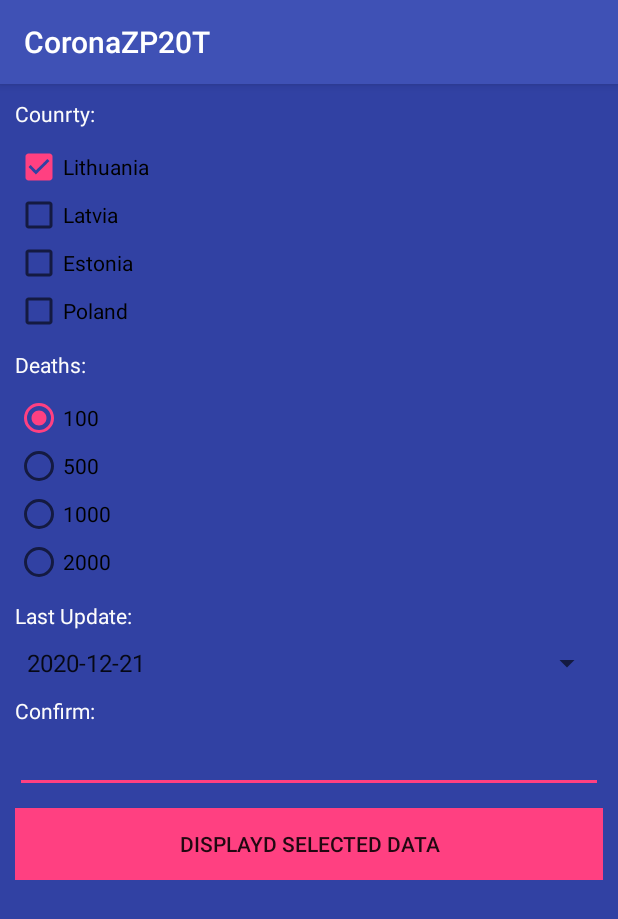
After one commit to linaskitm/JAVA-android-corona-app, an Android app: the NewEntryActivity screen opened directly, with no data from a screen before it, on a phone screen of 412 x 824 dp. The commit adds this screen. Shown: the top 919 px of the screen. Run offline under Robolectric (Android 15) with nearby library versions, the phone set to English and light mode, and no system bars.

Commit message:
NewEntryActivity interface added

```diff
--- a/app/src/main/AndroidManifest.xml
+++ b/app/src/main/AndroidManifest.xml
@@ -1,6 +1,7 @@
 <?xml version="1.0" encoding="utf-8"?>
 <manifest xmlns:android="http://schemas.android.com/apk/res/android"
     package="com.corona.coronazp20t">
+
     <uses-permission android:name="android.permission.INTERNET" />
 
     <application
@@ -10,6 +11,7 @@
         android:roundIcon="@mipmap/ic_launcher_round"
         android:supportsRtl="true"
         android:theme="@style/AppTheme">
+        <activity android:name=".NewEntryActivity"></activity>
 
         <meta-data
             android:name="android.app.default_searchable"
@@ -22,16 +24,16 @@
                 <action android:name="android.intent.action.SEARCH" />
                 <action android:name="android.intent.action.VIEW" />
             </intent-filter>
+
             <meta-data
                 android:name="android.app.searchable"
                 android:resource="@xml/searchable" />
         </activity>
-
-        <activity android:name=".RegisterActivity"/>
-
+        <activity android:name=".RegisterActivity" />
         <activity android:name=".LoginActivity">
             <intent-filter>
                 <action android:name="android.intent.action.MAIN" />
+
                 <category android:name="android.intent.category.LAUNCHER" />
             </intent-filter>
         </activity>
--- a/app/src/main/java/com/corona/coronazp20t/Adapter.java
+++ b/app/src/main/java/com/corona/coronazp20t/Adapter.java
@@ -2,6 +2,7 @@ package com.corona.coronazp20t;
 
 import android.content.Context;
 
+import android.content.Intent;
 import android.view.LayoutInflater;
 import android.view.View;
 import android.view.ViewGroup;
@@ -71,7 +72,10 @@ public class Adapter extends RecyclerView.Adapter<RecyclerView.ViewHolder> {
         // Click event for all items
         @Override
         public void onClick(View v) {
-            Toast.makeText(context, "You clicked an item", Toast.LENGTH_SHORT).show();
+            // Intention to go in newEntry window                       from     --------->   to
+            Intent goToNewEntryActivity = new Intent(context, NewEntryActivity.class);
+            // going to newEntry window, action.
+            context.startActivity(goToNewEntryActivity);
         }
     }
 }
--- /dev/null
+++ b/app/src/main/java/com/corona/coronazp20t/NewEntryActivity.java
@@ -0,0 +1,14 @@
+package com.corona.coronazp20t;
+
+import androidx.appcompat.app.AppCompatActivity;
+
+import android.os.Bundle;
+
+public class NewEntryActivity extends AppCompatActivity {
+
+    @Override
+    protected void onCreate(Bundle savedInstanceState) {
+        super.onCreate(savedInstanceState);
+        setContentView(R.layout.activity_new_entry);
+    }
+}
--- /dev/null
+++ b/app/src/main/res/layout/activity_new_entry.xml
@@ -0,0 +1,134 @@
+<?xml version="1.0" encoding="utf-8"?>
+<LinearLayout xmlns:android="http://schemas.android.com/apk/res/android"
+    android:layout_width="match_parent"
+    android:layout_height="match_parent"
+    android:orientation="vertical"
+    android:background="@color/colorPrimaryDark"
+    android:padding="10dp">
+    <ScrollView
+        android:layout_width="match_parent"
+        android:layout_height="wrap_content">
+        <LinearLayout
+            android:layout_width="match_parent"
+            android:layout_height="wrap_content"
+            android:orientation="vertical">
+
+            <TextView
+                android:layout_width="match_parent"
+                android:layout_height="wrap_content"
+                android:text="@string/new_entry_country"
+                android:textColor="@color/colorWhite"/>
+            <Space
+                android:layout_width="match_parent"
+                android:layout_height="10dp"/>
+
+            <CheckBox
+                android:id="@+id/counrty_lithuania"
+                android:layout_width="match_parent"
+                android:layout_height="wrap_content"
+                android:text="@string/new_entry_lithuania"
+                android:checked="true"/>
+
+            <CheckBox
+                android:id="@+id/counrty_latvia"
+                android:layout_width="match_parent"
+                android:layout_height="wrap_content"
+                android:text="@string/new_entry_latvia"/>
+
+                <CheckBox
+                    android:id="@+id/counrty_estonia"
+                    android:layout_width="match_parent"
+                    android:layout_height="wrap_content"
+                    android:text="@string/new_entry_estonia"/>
+
+                <CheckBox
+                    android:id="@+id/counrty_poland"
+                    android:layout_width="match_parent"
+                    android:layout_height="wrap_content"
+                    android:text="@string/new_entry_poland"/>
+            <Space
+                android:layout_width="match_parent"
+                android:layout_height="10dp"/>
+
+
+            <TextView
+                android:layout_width="match_parent"
+                android:layout_height="wrap_content"
+                android:text="@string/new_entry_deaths"
+                android:textColor="@color/colorWhite"/>
+            <Space
+                android:layout_width="match_parent"
+                android:layout_height="10dp"/>
+
+
+            <RadioGroup
+                android:id="@+id/radio_group"
+                android:layout_width="match_parent"
+                android:layout_height="wrap_content">
+                <RadioButton
+                    android:layout_width="match_parent"
+                    android:layout_height="wrap_content"
+                    android:text="@string/new_entry_deaths_100"
+                    android:checked="true"/>
+
+                <RadioButton
+                    android:layout_width="match_parent"
+                    android:layout_height="wrap_content"
+                    android:text="@string/new_entry_deaths_500"/>
+
+                <RadioButton
+                    android:layout_width="match_parent"
+                    android:layout_height="wrap_content"
+                    android:text="@string/new_entry_deaths_1000"/>
+
+                <RadioButton
+                    android:layout_width="match_parent"
+                    android:layout_height="wrap_content"
+                    android:text="@string/new_entry_deaths_2000"/>
+
+            </RadioGroup>
+            <Space
+                android:layout_width="match_parent"
+                android:layout_height="10dp"/>
+
+            <TextView
+                android:layout_width="match_parent"
+                android:layout_height="wrap_content"
+                android:text="@string/new_entry_last_update"
+                android:textColor="@color/colorWhite"/>
+            <Space
+                android:layout_width="match_parent"
+                android:layout_height="10dp"/>
+
+               <Spinner
+                   android:id="@+id/last_updated_id"
+                   android:layout_width="match_parent"
+                   android:layout_height="wrap_content"
+                   android:entries="@array/new_entry_dates_arrays"/>
+            <Space
+                android:layout_width="match_parent"
+                android:layout_height="10dp"/>
+
+            <TextView
+                android:layout_width="match_parent"
+                android:layout_height="wrap_content"
+                android:text="@string/new_entry_confirm"
+                android:textColor="@color/colorWhite"/>
+            <EditText
+                android:id="@+id/confirmed_input"
+                android:layout_width="match_parent"
+                android:layout_height="wrap_content"
+                android:inputType="number"/>
+            <Space
+                android:layout_width="match_parent"
+                android:layout_height="10dp"/>
+            <Button
+                android:id="@+id/new_entry_btn"
+                android:layout_width="match_parent"
+                android:layout_height="wrap_content"
+                android:background="@color/colorRed"
+                android:text="@string/new_entry_btn"/>
+
+        </LinearLayout>
+    </ScrollView>
+</LinearLayout>
--- a/app/src/main/res/values/strings.xml
+++ b/app/src/main/res/values/strings.xml
@@ -16,4 +16,27 @@
     <string name="search_no_results">No search results found for query: </string>
     <string name="search_found_entries_from_api">Found total number of corona entries: </string>
 
+    <string name="new_entry_country">Counrty: </string>
+    <string name="new_entry_lithuania">Lithuania</string>
+    <string name="new_entry_latvia">Latvia</string>
+    <string name="new_entry_estonia">Estonia</string>
+    <string name="new_entry_poland">Poland</string>
+
+    <string name="new_entry_deaths">Deaths: </string>
+    <string name="new_entry_deaths_100">100</string>
+    <string name="new_entry_deaths_500">500</string>
+    <string name="new_entry_deaths_1000">1000</string>
+    <string name="new_entry_deaths_2000">2000</string>
+    <string name="new_entry_last_update">Last Update: </string>
+    <string name="new_entry_last_update_date">2020-12-21</string>
+    <string-array name="new_entry_dates_arrays">
+        <item>2020-12-21</item>
+        <item>2020-12-20</item>
+        <item>2020-12-19</item>
+        <item>2020-12-18</item>
+
+    </string-array>
+    <string name="new_entry_confirm">Confirm: </string>
+    <string name="new_entry_btn">Displayd selected data</string>
+
 </resources>
```
